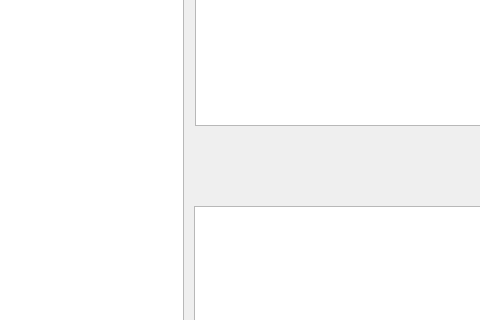
This is Chat/mainwidget.ui in adroitwolf/IM as Qt 5 draws it before an edit; both pictures show x 116 to 596 and y 194 to 514 of the 800 by 600 pixel window. The edited form follows.
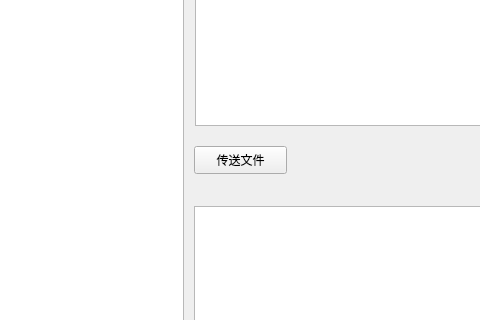
This is the edited form. The open tabs and pages were chosen to show the change. Icons and pictures are not drawn.

Commit message: 新增文件上传下载

Patch:
```diff
--- a/Chat/mainwidget.ui
+++ b/Chat/mainwidget.ui
@@ -225,7 +225,20 @@
       <string>发送</string>
      </property>
     </widget>
-    <widget class="QTextEdit" name="textEditMsg">
+    <widget class="QPushButton" name="ButtonFileSend">
+     <property name="geometry">
+      <rect>
+       <x>10</x>
+       <y>290</y>
+       <width>93</width>
+       <height>28</height>
+      </rect>
+     </property>
+     <property name="text">
+      <string>传送文件</string>
+     </property>
+    </widget>
+    <widget class="QTextBrowser" name="textBrowserMsg">
      <property name="geometry">
       <rect>
        <x>11</x>
```
Left out of the diff: 17 changed lines with no effect on the pictures. The commit also changes 293 other files.
